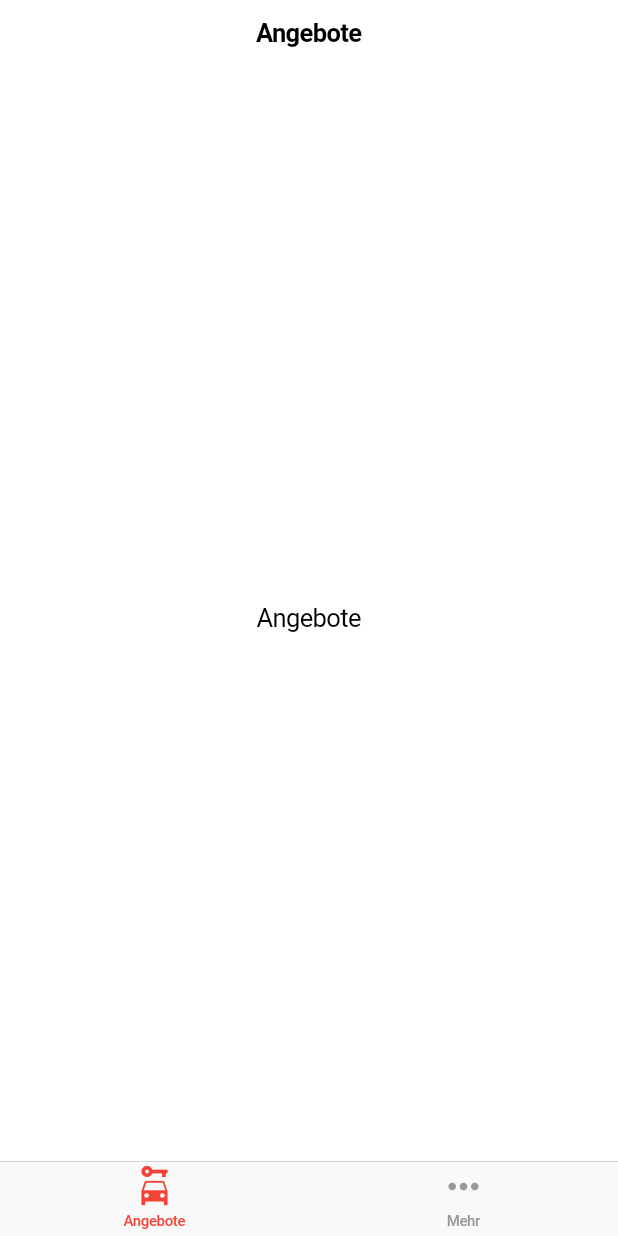
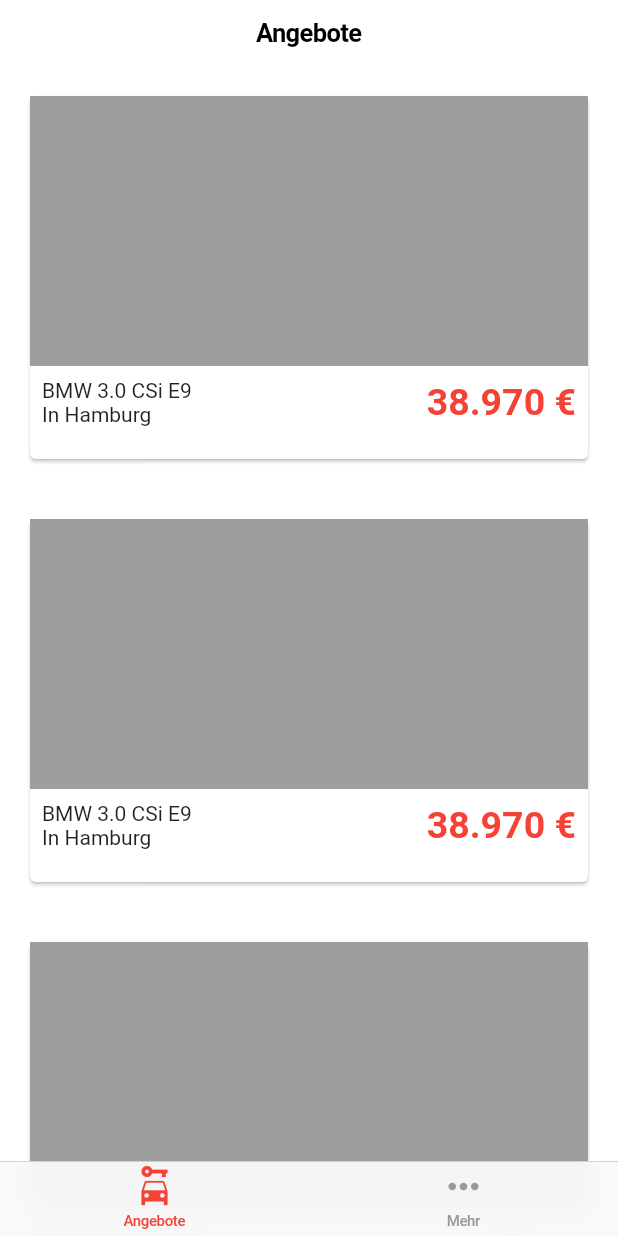
Before and after one commit to philipkrueck/kickdown_app, a Flutter app: the screen it shows after launch, on a phone screen of 412 x 824 dp. Run offline on Flutter 3.47's test engine with Material 2 defaults, Android fonts, the phone set to English and light mode, and no system bars.

Commit message:
built out basic listing card

```diff
--- a/lib/listings_page.dart
+++ b/lib/listings_page.dart
@@ -1,4 +1,6 @@
 import 'package:flutter/cupertino.dart';
+import 'package:flutter/gestures.dart';
+import 'package:flutter/material.dart';
 
 class ListingsPage extends StatefulWidget {
   @override
@@ -14,9 +16,61 @@ class _ListingsPageState extends State<ListingsPage> {
           navigationBar: CupertinoNavigationBar(
             middle: Text('Angebote'),
           ),
-          child: Center(child: Text('Angebote')),
+          child: ListView(
+            children: [
+              ListingCard(),
+              ListingCard(),
+              ListingCard(),
+              ListingCard(),
+            ],
+          ),
         );
       },
     );
   }
 }
+
+class ListingCard extends StatelessWidget {
+  @override
+  Widget build(BuildContext context) {
+    return Padding(
+      padding: const EdgeInsets.all(16.0),
+      child: Container(
+        height: 250,
+        child: Card(
+          child: Column(
+            children: [
+              Container(
+                height: 180,
+                color: Colors.grey,
+              ),
+              Padding(
+                padding: const EdgeInsets.all(8.0),
+                child: Row(
+                  mainAxisAlignment: MainAxisAlignment.spaceBetween,
+                  children: [
+                    Column(
+                      crossAxisAlignment: CrossAxisAlignment.start,
+                      children: [
+                        Text('BMW 3.0 CSi E9'),
+                        Text('In Hamburg'),
+                      ],
+                    ),
+                    Text(
+                      '38.970 €',
+                      style: TextStyle(
+                        color: Colors.red,
+                        fontSize: 25,
+                        fontWeight: FontWeight.bold,
+                      ),
+                    )
+                  ],
+                ),
+              ),
+            ],
+          ),
+        ),
+      ),
+    );
+  }
+}
```
